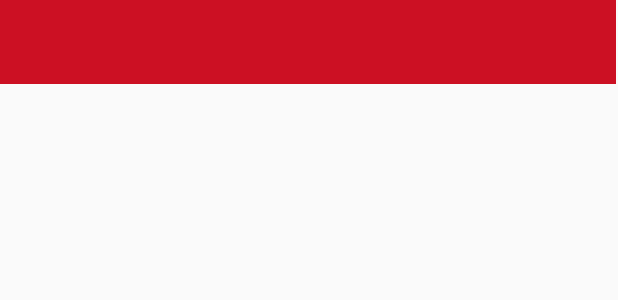
After one commit to jerwest/AD430-Seattle-Emergency-Hubs, an Android app: the layout activity_announcements.xml on its own in the app's theme, with its tools: preview values and no code run, on a phone screen of 412 x 824 dp. The commit adds this screen. Shown: the top 300 px of the screen. Run offline under Robolectric (Android 15) with nearby library versions, the phone set to English and light mode, and no system bars.

Commit message:
created activity pages and layouts, set up nav bar too

```diff
--- a/app/src/main/java/com/cap/seattleemergencyhubs/MainActivity.java
+++ b/app/src/main/java/com/cap/seattleemergencyhubs/MainActivity.java
@@ -190,7 +190,8 @@ public class MainActivity extends AppCompatActivity
             startActivity(intent);
 
         } else if (id == R.id.nav_blog) {
-
+            Intent intent = new Intent(MainActivity.this, AnnouncementsActivity.class);
+            startActivity(intent);
 
 
         } else if (id == R.id.nav_contact) {
--- /dev/null
+++ b/app/src/main/res/layout/activity_announcements.xml
@@ -0,0 +1,21 @@
+<?xml version="1.0" encoding="utf-8"?>
+<androidx.constraintlayout.widget.ConstraintLayout xmlns:android="http://schemas.android.com/apk/res/android"
+    xmlns:app="http://schemas.android.com/apk/res-auto"
+    xmlns:tools="http://schemas.android.com/tools"
+    android:layout_width="match_parent"
+    android:layout_height="match_parent"
+    tools:context=".AnnouncementsActivity">
+
+    <androidx.appcompat.widget.Toolbar
+        android:id="@+id/toolbar"
+        android:layout_width="match_parent"
+        android:layout_height="?attr/actionBarSize"
+        android:layout_marginEnd="1dp"
+        android:layout_marginBottom="1dp"
+        android:background="?attr/colorPrimary"
+        app:layout_anchorGravity="center"
+        app:layout_constraintEnd_toEndOf="parent"
+        app:popupTheme="@style/AppTheme.PopupOverlay"
+        app:titleTextColor="@android:color/background_light" />
+
+</androidx.constraintlayout.widget.ConstraintLayout>
--- a/app/src/main/res/values/strings.xml
+++ b/app/src/main/res/values/strings.xml
@@ -11,7 +11,7 @@
     <string name="menu_about">About</string>
     <string name="menu_slideshow">Neighborhoods</string>
     <string name="menu_tools">Resources</string>
-    <string name="menu_share">Blog</string>
+    <string name="menu_share">Announcements</string>
     <string name="menu_send">Contact</string>
     <string name="title_selected_neighborhoods">MY DEFAULT NEIGHBORHOODS</string>
     <string name="title_activity_resourses">Seattle Emergency Hubs</string>
```
Also changed, not shown: app/src/main/AndroidManifest.xml (+13 -3 lines), app/src/main/java/com/cap/seattleemergencyhubs/AnnouncementDetailsActivity.java (added, +14 -0 lines), app/src/main/java/com/cap/seattleemergencyhubs/AnnouncementsActivity.java (added, +23 -0 lines), app/src/main/res/layout/activity_announcement_details.xml (added, +9 -0 lines).
